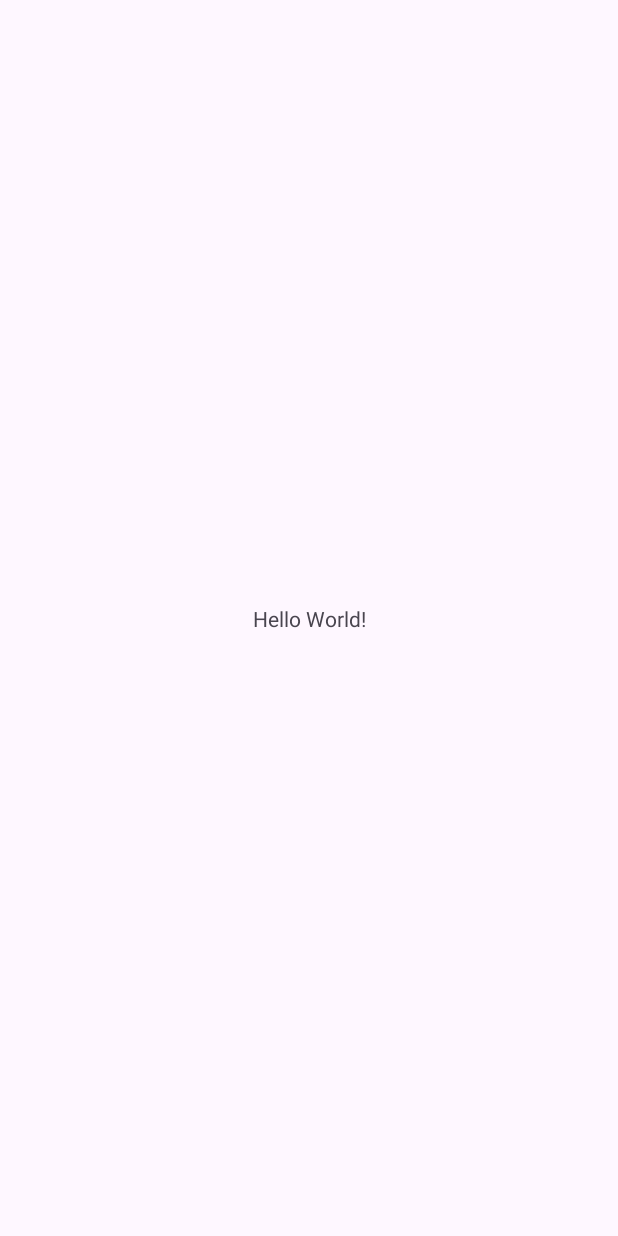
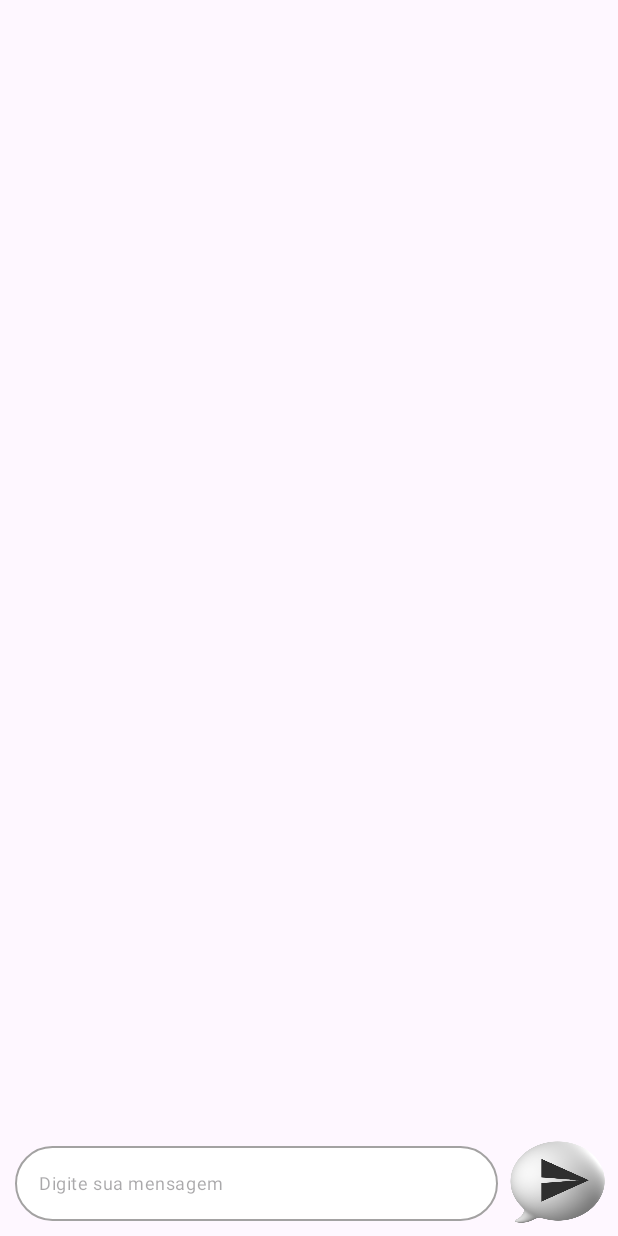
Before and after one commit to LuizFurmann/Android-ChatBot, an Android app: the screen it shows after launch (MainActivity), on a phone screen of 412 x 824 dp. Before the commit the screen is almost empty. Run offline under Robolectric (Android 15) with nearby library versions, the phone set to English and light mode, and no system bars.

Commit message:
criado layout do chat

```diff
--- a/app/src/main/java/com/example/furmannchatbot/MainActivity.java
+++ b/app/src/main/java/com/example/furmannchatbot/MainActivity.java
@@ -3,12 +3,18 @@ package com.example.furmannchatbot;
 import androidx.appcompat.app.AppCompatActivity;
 
 import android.os.Bundle;
+import android.view.LayoutInflater;
+
+import com.example.furmannchatbot.databinding.ActivityMainBinding;
 
 public class MainActivity extends AppCompatActivity {
 
+    private ActivityMainBinding binding;
+
     @Override
     protected void onCreate(Bundle savedInstanceState) {
+        binding = ActivityMainBinding.inflate(getLayoutInflater());
         super.onCreate(savedInstanceState);
-        setContentView(R.layout.activity_main);
+        setContentView(binding.getRoot());
     }
 }
--- /dev/null
+++ b/app/src/main/res/drawable/shape_round.xml
@@ -0,0 +1,15 @@
+<?xml version="1.0" encoding="utf-8"?>
+<shape
+    xmlns:android="http://schemas.android.com/apk/res/android"
+    android:shape="rectangle">
+
+    <corners android:radius="50dp" />
+    <solid
+        android:color="@color/white"/>
+    <size
+        android:width="120dp"
+        android:height="120dp"/>
+    <stroke
+        android:width="1dp"
+        android:color="#A3A2A2"/>
+</shape>
--- a/app/src/main/res/layout/activity_main.xml
+++ b/app/src/main/res/layout/activity_main.xml
@@ -6,13 +6,45 @@
     android:layout_height="match_parent"
     tools:context=".MainActivity">
 
-    <TextView
-        android:layout_width="wrap_content"
+    <androidx.recyclerview.widget.RecyclerView
+        android:id="@+id/rvChats"
+        android:layout_width="match_parent"
+        android:layout_height="match_parent"
+        android:layout_marginBottom="80dp"
+        app:layout_constraintTop_toTopOf="parent"
+        app:layout_constraintStart_toStartOf="parent"
+        app:layout_constraintEnd_toEndOf="parent"
+        app:layout_constraintBottom_toBottomOf="parent"/>
+
+    <com.google.android.material.textfield.TextInputLayout
+        android:id="@+id/tvMessage"
+        android:layout_width="0dp"
         android:layout_height="wrap_content"
-        android:text="Hello World!"
+        android:layout_marginBottom="10dp"
+        android:layout_marginStart="10dp"
+        app:hintEnabled="false"
+        app:layout_constraintEnd_toStartOf="@id/btnSendMsg"
+        app:layout_constraintStart_toStartOf="parent"
+        app:layout_constraintBottom_toBottomOf="parent">
+
+        <com.google.android.material.textfield.TextInputEditText
+            android:id="@+id/etMessage"
+            android:layout_width="match_parent"
+            android:layout_height="50dp"
+            android:background="@drawable/shape_round"
+            android:paddingEnd="20dp"
+            android:hint="Digite sua mensagem"
+            android:lines="1"
+            android:textSize="12sp" />
+    </com.google.android.material.textfield.TextInputLayout>
+
+    <ImageView
+        android:id="@+id/btnSendMsg"
+        android:layout_width="80dp"
+        android:layout_height="70dp"
+        android:src="@drawable/send"
         app:layout_constraintBottom_toBottomOf="parent"
-        app:layout_constraintEnd_toEndOf="parent"
-        app:layout_constraintStart_toStartOf="parent"
-        app:layout_constraintTop_toTopOf="parent" />
+        app:layout_constraintStart_toEndOf="@+id/tvMessage"
+        app:layout_constraintEnd_toEndOf="parent"/>
 
 </androidx.constraintlayout.widget.ConstraintLayout>
--- a/app/src/main/res/values/colors.xml
+++ b/app/src/main/res/values/colors.xml
@@ -2,4 +2,5 @@
 <resources>
     <color name="black">#FF000000</color>
     <color name="white">#FFFFFFFF</color>
+    <color name="lightGreen">#75DA8B</color>
 </resources>
```
Also changed, not shown: app/src/main/res/drawable/send.png (added).
